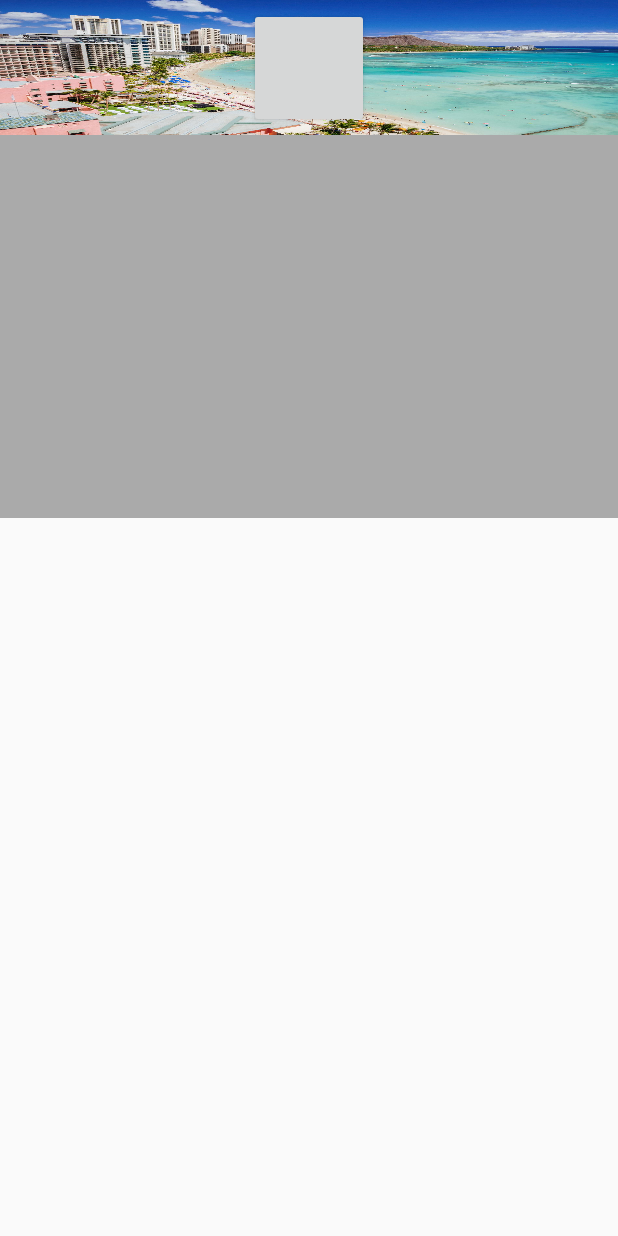
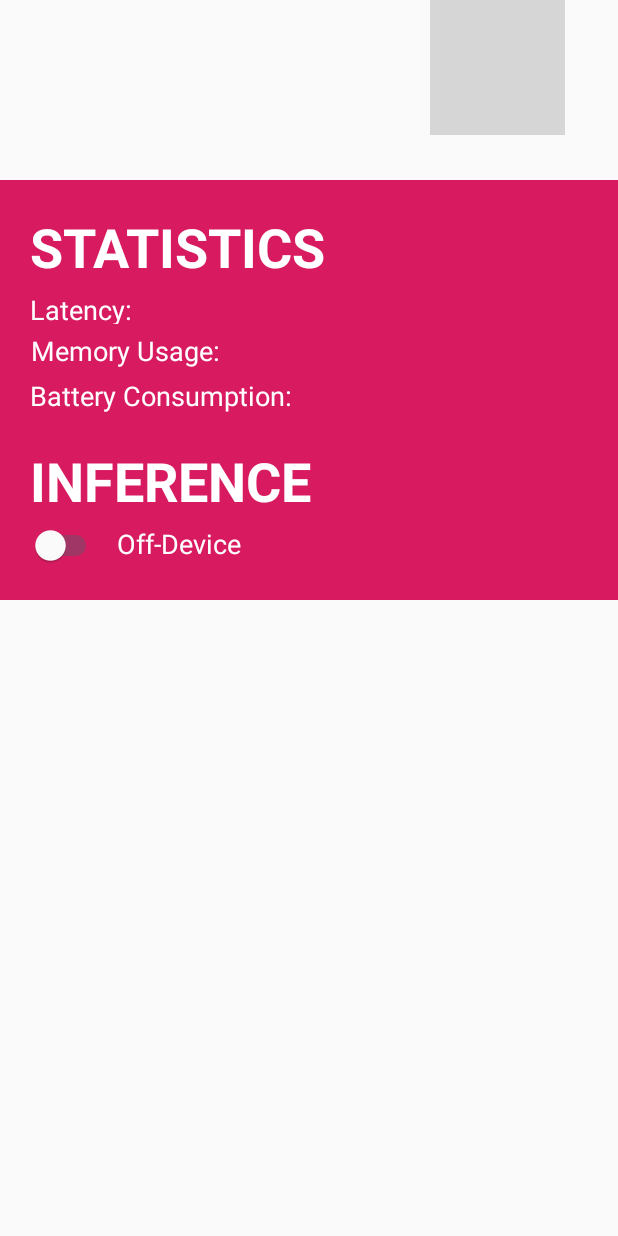
Before and after one commit to kqsavell/CS4518GroupProject, an Android app: the layout bottomsheet.xml on its own in the app's theme, with its tools: preview values and no code run, on a phone screen of 412 x 824 dp. Run offline under Robolectric (Android 15) with nearby library versions, the phone set to English and light mode, and no system bars; grey boxes are pictures that could not be loaded.

Commit message:
redesigned ui

```diff
--- a/app/src/main/res/layout/bottomsheet.xml
+++ b/app/src/main/res/layout/bottomsheet.xml
@@ -4,36 +4,134 @@
     xmlns:tools="http://schemas.android.com/tools"
     android:id="@+id/bottomsheet"
     android:layout_width="match_parent"
-    android:layout_height="345dp"
-    android:background="@android:color/darker_gray"
+    android:layout_height="400dp"
     android:orientation="vertical"
     app:behavior_hideable="false"
-    app:behavior_peekHeight="90dp"
+    app:behavior_peekHeight="110dp"
     app:layout_behavior="android.support.design.widget.BottomSheetBehavior">
 
     <ImageView
         android:id="@+id/imageView2"
         android:layout_width="0dp"
+        android:layout_height="0dp"
+        android:layout_marginTop="30dp"
+        android:background="@color/colorAccent"
+        app:layout_constraintBottom_toBottomOf="parent"
+        app:layout_constraintEnd_toEndOf="parent"
+        app:layout_constraintHorizontal_bias="0.0"
+        app:layout_constraintStart_toStartOf="parent"
+        app:layout_constraintTop_toBottomOf="@+id/imageButton3"
+        app:layout_constraintVertical_bias="1.0" />
+
+    <ImageButton
+        android:id="@+id/imageButton3"
+        android:layout_width="90dp"
         android:layout_height="90dp"
-        android:scaleType="fitXY"
+        android:layout_marginEnd="35dp"
+        android:background="@mipmap/analyticsicon"
         app:layout_constraintEnd_toEndOf="parent"
-        app:layout_constraintStart_toStartOf="parent"
-        app:layout_constraintTop_toTopOf="parent"
-        app:srcCompat="@mipmap/honolulu" />
+        app:layout_constraintTop_toTopOf="parent" />
 
-    <Button
-        android:id="@+id/button"
-        android:layout_width="80dp"
-        android:layout_height="80dp"
+    <TextView
+        android:id="@+id/textView2"
+        android:layout_width="wrap_content"
+        android:layout_height="wrap_content"
+        android:layout_marginStart="20dp"
+        android:layout_marginTop="20dp"
+        android:text="STATISTICS"
+        android:textAlignment="textStart"
+        android:textColor="@android:color/white"
+        android:textSize="36sp"
+        android:textStyle="bold"
+        app:layout_constraintStart_toStartOf="@+id/imageView2"
+        app:layout_constraintTop_toTopOf="@+id/imageView2" />
+
+    <TextView
+        android:id="@+id/textView6"
+        android:layout_width="0dp"
+        android:layout_height="wrap_content"
         android:layout_marginStart="20dp"
         android:layout_marginTop="20dp"
         android:layout_marginEnd="20dp"
-        android:layout_marginBottom="20dp"
-        android:elevation="0dp"
-        android:gravity="center"
-        app:layout_constraintBottom_toBottomOf="@+id/imageView2"
+        android:text="INFERENCE"
+        android:textAlignment="textStart"
+        android:textColor="@android:color/white"
+        android:textSize="36sp"
+        android:textStyle="bold"
         app:layout_constraintEnd_toEndOf="parent"
+        app:layout_constraintStart_toStartOf="@+id/imageView2"
+        app:layout_constraintTop_toBottomOf="@+id/textView5" />
+
+    <TextView
+        android:id="@+id/textView3"
+        android:layout_width="0dp"
+        android:layout_height="22dp"
+        android:layout_marginStart="20dp"
+        android:layout_marginTop="5dp"
+        android:layout_marginEnd="20dp"
+        android:text="Latency: "
+        android:textColor="@android:color/white"
+        android:textSize="18sp"
+        app:layout_constraintEnd_toEndOf="@+id/imageView2"
+        app:layout_constraintStart_toStartOf="@+id/imageView2"
+        app:layout_constraintTop_toBottomOf="@+id/textView2" />
+
+    <TextView
+        android:id="@+id/textView4"
+        android:layout_width="371dp"
+        android:layout_height="wrap_content"
+        android:layout_marginStart="20dp"
+        android:layout_marginTop="5dp"
+        android:layout_marginEnd="20dp"
+        android:text="Memory Usage:"
+        android:textAlignment="textStart"
+        android:textColor="@android:color/white"
+        android:textSize="18sp"
+        app:layout_constraintEnd_toEndOf="parent"
+        app:layout_constraintStart_toStartOf="@+id/imageView2"
+        app:layout_constraintTop_toBottomOf="@+id/textView3" />
+
+    <TextView
+        android:id="@+id/textView5"
+        android:layout_width="0dp"
+        android:layout_height="wrap_content"
+        android:layout_marginStart="20dp"
+        android:layout_marginTop="5dp"
+        android:layout_marginEnd="20dp"
+        android:text="Battery Consumption:"
+        android:textAlignment="textStart"
+        android:textColor="@android:color/white"
+        android:textSize="18sp"
+        app:layout_constraintEnd_toEndOf="@+id/imageView2"
+        app:layout_constraintHorizontal_bias="1.0"
         app:layout_constraintStart_toStartOf="parent"
-        app:layout_constraintTop_toTopOf="parent" />
+        app:layout_constraintTop_toBottomOf="@+id/textView4" />
+
+    <Switch
+        android:id="@+id/inferenceswitch"
+        android:layout_width="0dp"
+        android:layout_height="wrap_content"
+        android:layout_marginStart="20dp"
+        android:layout_marginTop="5dp"
+        android:textAlignment="textStart"
+        android:textAllCaps="false"
+        android:trackTint="@color/colorPrimary"
+        android:thumbTint="@color/white"
+        app:layout_constraintStart_toStartOf="parent"
+        app:layout_constraintTop_toBottomOf="@+id/textView6" />
+
+    <TextView
+        android:id="@+id/inferenceText"
+        android:layout_width="0dp"
+        android:layout_height="wrap_content"
+        android:layout_marginStart="10dp"
+        android:layout_marginTop="5dp"
+        android:layout_marginEnd="20dp"
+        android:text="Off-Device"
+        android:textColor="@android:color/white"
+        android:textSize="18sp"
+        app:layout_constraintEnd_toEndOf="parent"
+        app:layout_constraintStart_toEndOf="@+id/inferenceswitch"
+        app:layout_constraintTop_toBottomOf="@+id/textView6" />
 
 </android.support.constraint.ConstraintLayout>
--- a/app/src/main/res/values/colors.xml
+++ b/app/src/main/res/values/colors.xml
@@ -2,5 +2,6 @@
 <resources>
     <color name="colorPrimary">#008577</color>
     <color name="colorPrimaryDark">#00574b</color>
-    <color name="colorAccent">#D81B60</color>
+    <color name="colorAccent">#d81b60</color>
+    <color name="white">#ffffff</color>
 </resources>
```
Also changed, not shown: app/src/main/java/wpi/jhyuen/deeplearningproject/FragmentBody.java (added, +17 -0 lines), app/src/main/java/wpi/jhyuen/deeplearningproject/FragmentBottomSheet.java (+23 -1 lines), app/src/main/java/wpi/jhyuen/deeplearningproject/FragmentHeader.java (renamed from app/src/main/java/wpi/jhyuen/deeplearningproject/FragmentFlowers.java, +4 -4 lines), app/src/main/java/wpi/jhyuen/deeplearningproject/FragmentSearchbar.java (deleted, +0 -168 lines), app/src/main/res/layout/activity_main.xml (+4 -5 lines), app/src/main/res/layout/fragment_body.xml (added, +64 -0 lines), app/src/main/res/layout/fragment_flowers.xml (deleted, +0 -56 lines), app/src/main/res/layout/fragment_header.xml (renamed from app/src/main/res/layout/fragment_searchbar.xml, +19 -21 lines).
